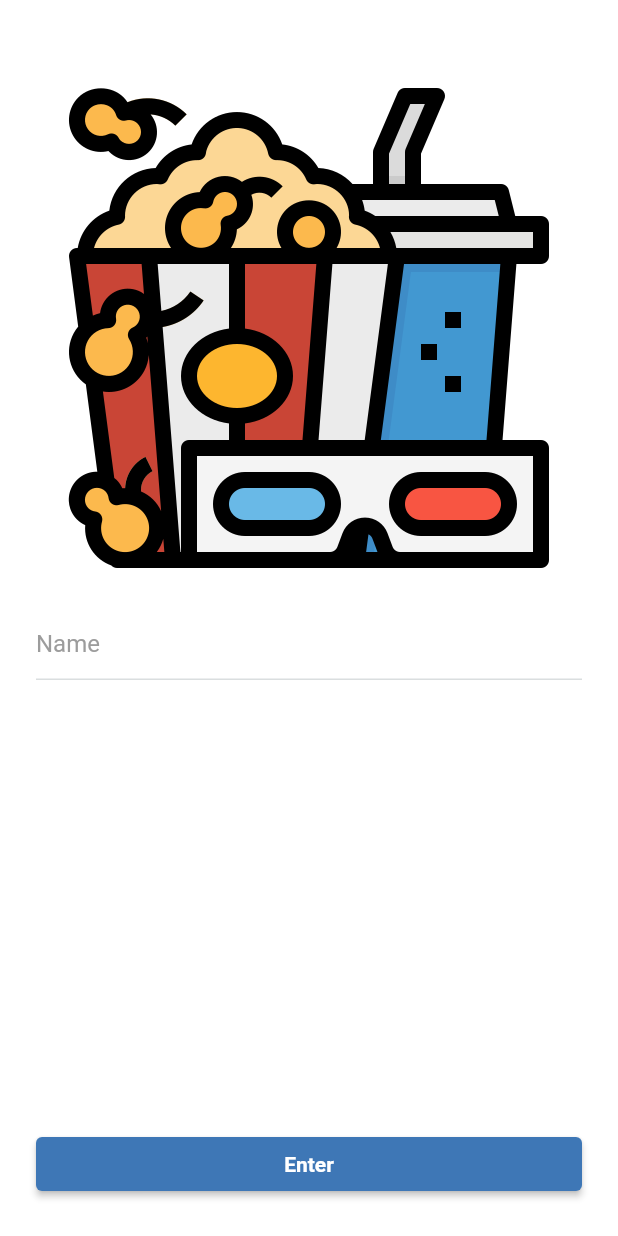
After one commit to Sergiohcp/cool-movies-app, a Flutter app: the CreateUserPage screen opened directly, on a phone screen of 412 x 824 dp. The commit adds this screen. Run offline on Flutter 3.47's test engine with Material 2 defaults, Android fonts, the phone set to English and light mode, and no system bars; our stand-ins replace flutter_dotenv, get, graphql_flutter, shared_preferences; accounts and stored records are empty.

Commit message:
chore: init of pages and widgets

```diff
--- a/lib/core/cm_app.dart
+++ b/lib/core/cm_app.dart
@@ -1,4 +1,7 @@
+import 'package:coolmovies/bindinds/user_binding.dart';
 import 'package:coolmovies/core/cm_colors.dart';
+import 'package:coolmovies/pages/createUser/create_user_page.dart';
+import 'package:coolmovies/pages/splash/splash_page.dart';
 import 'package:flutter/cupertino.dart';
 import 'package:flutter/material.dart';
 import 'package:get/get.dart';
@@ -12,7 +15,13 @@ class CMApp extends StatelessWidget {
           primaryColor: CMColors.primary, brightness: Brightness.light),
       navigatorKey: Get.key,
       initialRoute: '/Splash',
-      getPages: [],
+      getPages: [
+        GetPage(name: '/Splash', page: () => SplashPage()),
+        GetPage(
+            name: '/Auth',
+            page: () => CreateUserPage(),
+            binding: UserBinding()),
+      ],
       debugShowCheckedModeBanner: false,
     );
   }
--- /dev/null
+++ b/lib/pages/createUser/create_user_page.dart
@@ -0,0 +1,89 @@
+import 'package:coolmovies/controllers/user_controller.dart';
+import 'package:coolmovies/core/cm_colors.dart';
+import 'package:coolmovies/core/cm_images.dart';
+import 'package:coolmovies/validators/user_validator.dart';
+import 'package:coolmovies/widgets/custom_form_field_widget.dart';
+import 'package:coolmovies/widgets/rounded_button_widget.dart';
+import 'package:flutter/material.dart';
+import 'package:get/get.dart';
+
+class CreateUserPage extends StatefulWidget {
+  const CreateUserPage({Key? key}) : super(key: key);
+
+  @override
+  State<CreateUserPage> createState() => _CreateUserPage();
+}
+
+class _CreateUserPage extends State<CreateUserPage> {
+  final userController = Get.find<UserController>();
+  final GlobalKey<FormState> _formKey = GlobalKey<FormState>();
+  TextEditingController nameTextController = TextEditingController();
+
+  void createUser(String name) async {
+    //await authController.login(email, password);
+  }
+
+  @override
+  Widget build(BuildContext context) {
+    return Scaffold(
+      body: Container(
+        height: double.infinity,
+        decoration: BoxDecoration(color: CMColors.white),
+        child: CustomScrollView(
+          slivers: [
+            SliverFillRemaining(
+              hasScrollBody: false,
+              child: Padding(
+                padding:
+                    EdgeInsets.only(top: 48, left: 24, right: 24, bottom: 24),
+                child: Column(
+                  mainAxisAlignment: MainAxisAlignment.spaceBetween,
+                  children: [
+                    Column(
+                      children: [
+                        Image.asset(
+                          CMImages.logo,
+                          scale: 1.5,
+                        ),
+                        SizedBox(
+                          height: 16,
+                        ),
+                        Form(
+                          key: _formKey,
+                          child: Column(
+                            crossAxisAlignment: CrossAxisAlignment.start,
+                            children: <Widget>[
+                              CustomFormField(
+                                  controller: nameTextController,
+                                  hintText: "Name",
+                                  validator: isEmptyName),
+                              SizedBox(
+                                height: 24,
+                              ),
+                            ],
+                          ),
+                        ),
+                      ],
+                    ),
+                    Obx(
+                      () => RoundedButton(
+                        text: "Enter",
+                        onTap: () {
+                          if (_formKey.currentState!.validate()) {
+                            createUser(nameTextController.text);
+                          }
+                        },
+                        width: MediaQuery.of(context).size.width,
+                        isLoading: userController.isUserLoading,
+                      ),
+                    )
+                  ],
+                ),
+              ),
+            ),
+          ],
+        ),
+      ),
+    );
+  }
+}
--- /dev/null
+++ b/lib/pages/splash/splash_page.dart
@@ -0,0 +1,41 @@
+import 'package:coolmovies/core/cm_colors.dart';
+import 'package:coolmovies/core/cm_images.dart';
+import 'package:coolmovies/models/local_storage.dart';
+import 'package:flutter/material.dart';
+import 'package:get/get.dart';
+
+class SplashPage extends StatefulWidget {
+  const SplashPage({Key? key}) : super(key: key);
+
+  @override
+  State<SplashPage> createState() => _SplashPageState();
+}
+
+class _SplashPageState extends State<SplashPage> {
+  void verifyUserId() async {
+    final userId = await LocalStorage.getItem('user_id');
+    Future.delayed(Duration(seconds: 3)).then((_) => Get.offAllNamed(
+        userId != null && !userId.isEmpty ? '/CreateUser' : '/CreateUser'));
+  }
+
+  @override
+  void initState() {
+    verifyUserId();
+    super.initState();
+  }
+
+  @override
+  Widget build(BuildContext context) {
+    return Scaffold(
+      body: Container(
+        decoration: BoxDecoration(color: CMColors.white),
+        child: Center(
+          child: Image.asset(
+            CMImages.logo,
+            scale: 2,
+          ),
+        ),
+      ),
+    );
+  }
+}
--- /dev/null
+++ b/lib/validators/user_validator.dart
@@ -0,0 +1,6 @@
+String? isEmptyName(String? name) {
+  if (name!.isEmpty) {
+    return 'Invalid name';
+  }
+  return null;
+}
--- /dev/null
+++ b/lib/widgets/custom_form_field_widget.dart
@@ -0,0 +1,44 @@
+import 'package:coolmovies/core/cm_colors.dart';
+import 'package:flutter/material.dart';
+
+class CustomFormField extends StatelessWidget {
+  final TextEditingController controller;
+  final String? hintText;
+  final FormFieldValidator<String> validator;
+  final bool obscureText;
+  final Widget? suffixIcon;
+
+  const CustomFormField(
+      {Key? key,
+      required this.controller,
+      required this.hintText,
+      required this.validator,
+      this.obscureText = false,
+      this.suffixIcon})
+      : super(key: key);
+
+  @override
+  Widget build(BuildContext context) {
+    return TextFormField(
+      autovalidateMode: AutovalidateMode.onUserInteraction,
+      controller: controller,
+      cursorColor: CMColors.primary,
+      style: TextStyle(color: CMColors.primary),
+      decoration: InputDecoration(
+        hintText: hintText,
+        hintStyle: TextStyle(
+          color: CMColors.grayDark,
+        ),
+        enabledBorder: UnderlineInputBorder(
+          borderSide: BorderSide(color: CMColors.gray),
+        ),
+        focusedBorder: UnderlineInputBorder(
+          borderSide: BorderSide(color: CMColors.primary, width: 1.5),
+        ),
+        suffixIcon: suffixIcon,
+      ),
+      validator: validator,
+      obscureText: obscureText,
+    );
+  }
+}
--- /dev/null
+++ b/lib/widgets/rounded_button_widget.dart
@@ -0,0 +1,46 @@
+import 'package:coolmovies/core/cm_colors.dart';
+import 'package:coolmovies/core/cm_text_styles.dart';
+import 'package:flutter/material.dart';
+
+class RoundedButton extends StatelessWidget {
+  final String text;
+  final VoidCallback onTap;
+  final double width;
+  final bool isLoading;
+
+  const RoundedButton(
+      {Key? key,
+      required this.text,
+      required this.onTap,
+      this.width = 200,
+      this.isLoading = false})
+      : super(key: key);
+
+  @override
+  Widget build(BuildContext context) {
+    return ElevatedButton(
+      style: ElevatedButton.styleFrom(
+        primary: CMColors.primary,
+        onPrimary: CMColors.secondary,
+        fixedSize: Size.fromWidth(width),
+        padding: EdgeInsets.symmetric(horizontal: 16.0),
+        shape: const RoundedRectangleBorder(
+          borderRadius: BorderRadius.all(Radius.circular(4.0)),
+        ),
+        elevation: 2,
+      ),
+      onPressed: onTap,
+      child: !isLoading
+          ? Text(
+              text,
+              style: CMTextStyles.roundedButtonText,
+            )
+          : Container(
+              width: 15,
+              height: 15,
+              child: CircularProgressIndicator(
+                  color: CMColors.white, strokeWidth: 2),
+            ),
+    );
+  }
+}
```
